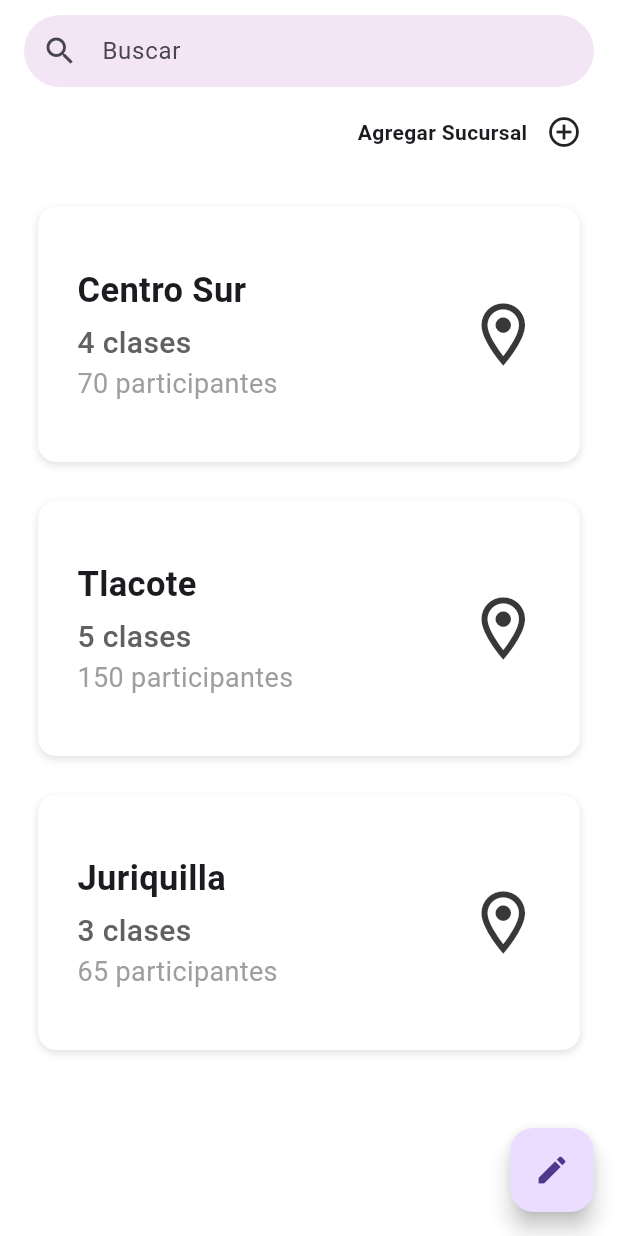
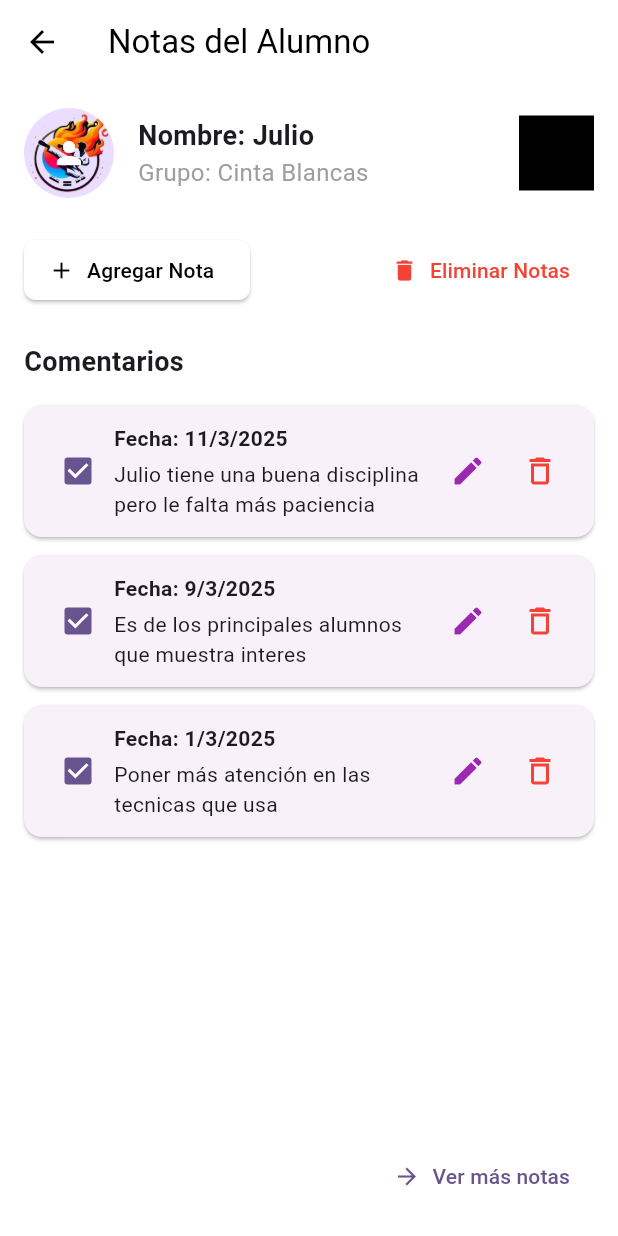
Before and after one commit to ChrisOsicka/TAE_APP, a Flutter app: the BranchesScreen screen opened directly, after a tap on the "edit" icon, on a phone screen of 412 x 824 dp. Run offline on Flutter 3.47's test engine with Material 3 defaults, Android fonts, the phone set to English and light mode, and no system bars; our stand-ins replace cloud_firestore, google_fonts, table_calendar; accounts and stored records are empty.

Commit message:
Se implemento la pantalla de notas

```diff
--- /dev/null
+++ b/devtools_options.yaml
@@ -0,0 +1,3 @@
+description: This file stores settings for Dart & Flutter DevTools.
+documentation: https://docs.flutter.dev/tools/devtools/extensions#configure-extension-enablement-states
+extensions:
--- /dev/null
+++ b/lib/modules/admin/pages/notes/alumn.dart
@@ -0,0 +1,23 @@
+// Modelos de datos
+class Alumno {
+  final String id;
+  final String nombre;
+  final String grupo;
+  final String? avatarUrl;
+
+  Alumno({
+    required this.id,
+    required this.nombre,
+    required this.grupo,
+    this.avatarUrl,
+  });
+
+  factory Alumno.fromFirestore(Map<String, dynamic> data, String id) {
+    return Alumno(
+      id: id,
+      nombre: data['nombre'] ?? '',
+      grupo: data['grupo'] ?? '',
+      avatarUrl: data['avatarUrl'],
+    );
+  }
+}
--- /dev/null
+++ b/lib/modules/admin/pages/notes/list_alumn.dart
@@ -0,0 +1,68 @@
+// main_screen.dart
+import 'package:cloud_firestore/cloud_firestore.dart';
+import 'package:flutter/material.dart';
+import 'notes_students.dart';
+import 'alumn.dart';
+
+class AlumnosPorGrupoScreen extends StatelessWidget {
+  const AlumnosPorGrupoScreen({super.key});
+
+  @override
+  Widget build(BuildContext context) {
+    return Scaffold(
+      appBar: AppBar(title: const Text("Alumnos por Grupo")),
+      body: StreamBuilder<QuerySnapshot>(
+        stream: FirebaseFirestore.instance.collection('alumnos').snapshots(),
+        builder: (context, snapshot) {
+          if (!snapshot.hasData) return const Center(child: CircularProgressIndicator());
+          if (snapshot.hasError) return Text("Error: ${snapshot.error}");
+
+          final alumnos = snapshot.data!.docs
+              .map((doc) => Alumno.fromFirestore(doc.data() as Map<String, dynamic>, doc.id))
+              .toList();
+
+          // Agrupar por grupo
+          final grupos = <String, List<Alumno>>{};
+          for (var alumno in alumnos) {
+            grupos.putIfAbsent(alumno.grupo, () => []).add(alumno);
+          }
+
+          return ListView.builder(
+            itemCount: grupos.length,
+            itemBuilder: (context, index) {
+              final grupo = grupos.keys.elementAt(index);
+              final listaAlumnos = grupos[grupo]!;
+              return ExpansionTile(
+                title: Text(grupo),
+                children: [
+                  ...listaAlumnos.map((alumno) => ListTile(
+                    leading: CircleAvatar(
+                      backgroundImage: alumno.avatarUrl != null
+                          ? NetworkImage(alumno.avatarUrl!)
+                          : null,
+                      child: alumno.avatarUrl == null ? const Icon(Icons.person) : null,
+                    ),
+                    title: Text(alumno.nombre),
+                    onTap: () {
+                      /*
+                      Navigator.push(
+
+                        context,
+
+                        MaterialPageRoute(
+                          builder: (_) => NotasAlumnoScreen(alumno: alumno),
+                        ),
+
+                      );
+                      */
+                    },
+                  )).toList(),
+                ],
+              );
+            },
+          );
+        },
+      ),
+    );
+  }
+}
--- /dev/null
+++ b/lib/modules/admin/pages/notes/note.dart
@@ -0,0 +1,35 @@
+// Modelos de datos
+class Nota {
+  final String id;
+  final String alumnoId;
+  //final DateTime fecha;
+  final String texto;
+  final bool activa;
+
+  Nota({
+    required this.id,
+    required this.alumnoId,
+    //required this.fecha,
+    required this.texto,
+    this.activa = true,
+  });
+
+  factory Nota.fromFirestore(Map<String, dynamic> data, String id) {
+    return Nota(
+      id: id,
+      alumnoId: data['alumnoId'],
+      //fecha: (data['fecha'] as Timestamp).toDate(),
+      texto: data['texto'],
+      activa: data['activa'] ?? true,
+    );
+  }
+
+  Map<String, dynamic> toFirestore() {
+    return {
+      'alumnoId': alumnoId,
+      //'fecha': Timestamp.fromDate(fecha),
+      'texto': texto,
+      'activa': activa,
+    };
+  }
+}
--- /dev/null
+++ b/lib/modules/admin/pages/notes/notes_students.dart
@@ -0,0 +1,366 @@
+import 'package:flutter/material.dart';
+
+// void main() => runApp(const MyApp());
+
+class MyApp extends StatelessWidget {
+  const MyApp({super.key});
+
+  @override
+  Widget build(BuildContext context) {
+
+    return MaterialApp(
+      title: 'Notas Alumno',
+
+        theme: ThemeData(
+      primarySwatch: Colors.blue,
+      // Aquí defines el color de fondo del AppBar para TODA la app
+      appBarTheme: const AppBarTheme(
+        backgroundColor: Color.fromARGB(255, 39, 39, 39), //  Color de fondo
+        foregroundColor: Colors.black, // Color del texto e íconos
+      ),
+    ),
+
+
+      home: const NotasAlumnoScreen(),
+    );
+
+
+
+  }
+}
+
+class NotasAlumnoScreen extends StatefulWidget {
+  const NotasAlumnoScreen({super.key});
+
+  @override
+  State<NotasAlumnoScreen> createState() => _NotasAlumnoScreenState();
+}
+
+class _NotasAlumnoScreenState extends State<NotasAlumnoScreen> {
+  // Datos simulados del alumno
+  final String nombre = "Julio";
+  final String grupo = "Cinta Blancas";
+
+  // Lista de notas (simuladas)
+  List<Nota> notas = [
+    Nota(
+      id: 1,
+      fecha: DateTime(2025, 3, 11),
+      texto: "Julio tiene una buena disciplina pero le falta más paciencia",
+      checked: true,
+    ),
+    Nota(
+      id: 2,
+      fecha: DateTime(2025, 3, 9),
+      texto: "Es de los principales alumnos que muestra interes",
+      checked: true,
+    ),
+    Nota(
+      id: 3,
+      fecha: DateTime(2025, 3, 1),
+      texto: "Poner más atención en las tecnicas que usa",
+      checked: true,
+    ),
+  ];
+
+  @override
+  Widget build(BuildContext context) {
+    return Scaffold(
+      backgroundColor: Colors.white,
+      appBar: AppBar(
+        title: const Text('Notas del Alumno'),
+        backgroundColor: Colors.white,
+        foregroundColor: Colors.black,
+        elevation: 0,
+      ),
+      body: Padding(
+        padding: const EdgeInsets.all(16.0),
+        child: Column(
+          crossAxisAlignment: CrossAxisAlignment.start,
+          children: [
+            // Encabezado: Avatar, Nombre, Grupo
+            Row(
+              children: [
+                CircleAvatar(
+                  radius: 30,
+                  backgroundImage: AssetImage('assets/image/Logo.png'), // Reemplaza con tu imagen o usa NetworkImage
+                  child: Icon(Icons.person, color: Colors.white),
+                ),
+                const SizedBox(width: 16),
+                Expanded(
+                  child: Column(
+                    crossAxisAlignment: CrossAxisAlignment.start,
+                    children: [
+                      Text(
+                        'Nombre: $nombre',
+                        style: const TextStyle(fontSize: 18, fontWeight: FontWeight.bold),
+                      ),
+                      Text(
+                        'Grupo: $grupo',
+                        style: const TextStyle(fontSize: 16, color: Colors.grey),
+                      ),
+                    ],
+                  ),
+                ),
+                Container(
+                  width: 50,
+                  height: 50,
+                  color: Colors.black,
+                ),
+              ],
+            ),
+            const SizedBox(height: 24),
+
+            // Botones: Agregar Nota y Eliminar Notas
+            Row(
+              mainAxisAlignment: MainAxisAlignment.spaceBetween,
+              children: [
+                ElevatedButton.icon(
+                  onPressed: () {
+                    // Lógica para agregar nota
+                    _agregarNota();
+                  },
+                  icon: const Icon(Icons.add),
+                  label: const Text("Agregar Nota"),
+                  style: ElevatedButton.styleFrom(
+                    backgroundColor: Colors.white,
+                    foregroundColor: Colors.black,
+                    shape: RoundedRectangleBorder(
+                      borderRadius: BorderRadius.circular(8),
+                    ),
+                  ),
+                ),
+                TextButton.icon(
+                  onPressed: () {
+                    // Lógica para eliminar todas las notas seleccionadas
+                    _eliminarNotasSeleccionadas();
+                  },
+                  icon: const Icon(Icons.delete, color: Colors.red),
+                  label: const Text("Eliminar Notas", style: TextStyle(color: Colors.red)),
+                ),
+              ],
+            ),
+            const SizedBox(height: 24),
+
+            // Título: Comentarios
+            const Text(
+              "Comentarios",
+              style: TextStyle(fontSize: 18, fontWeight: FontWeight.bold),
+            ),
+            const SizedBox(height: 16),
+
+            // Lista de notas
+            Expanded(
+              child: ListView.builder(
+                itemCount: notas.length,
+                itemBuilder: (context, index) {
+                  final nota = notas[index];
+                  return Card(
+                    margin: const EdgeInsets.only(bottom: 12),
+                    shape: RoundedRectangleBorder(
+                      borderRadius: BorderRadius.circular(12),
+                    ),
+                    child: Padding(
+                      padding: const EdgeInsets.all(12.0),
+                      child: Row(
+                        children: [
+                          Checkbox(
+                            value: nota.checked,
+                            onChanged: (value) {
+                              setState(() {
+                                nota.checked = value!;
+                              });
+                            },
+                          ),
+                          Expanded(
+                            child: Column(
+                              crossAxisAlignment: CrossAxisAlignment.start,
+                              children: [
+                                Text(
+                                  "Fecha: ${_formatDate(nota.fecha)}",
+                                  style: const TextStyle(fontWeight: FontWeight.bold),
+                                ),
+                                const SizedBox(height: 4),
+                                Text(nota.texto),
+                              ],
+                            ),
+                          ),
+                          Row(
+                            children: [
+                              IconButton(
+                                onPressed: () {
+                                  _editarNota(nota);
+                                },
+                                icon: const Icon(Icons.edit, color: Colors.purple),
+                              ),
+                              IconButton(
+                                onPressed: () {
+                                  _eliminarNotaSeleccionadas(index);
+                                },
+                                icon: const Icon(Icons.delete_outline, color: Colors.red),
+                              ),
+                            ],
+                          ),
+                        ],
+                      ),
+                    ),
+                  );
+                },
+              ),
+            ),
+
+            // Botón Ver más notas
+            Align(
+              alignment: Alignment.centerRight,
+              child: TextButton.icon(
+                onPressed: () {
+                  // Navegar a otra pantalla o mostrar más notas
+                  ScaffoldMessenger.of(context).showSnackBar(
+                    const SnackBar(content: Text("Mostrando más notas...")),
+                  );
+                },
+                icon: const Icon(Icons.arrow_forward),
+                label: const Text("Ver más notas"),
+              ),
+            ),
+          ],
+        ),
+      ),
+    );
+  }
+
+  String _formatDate(DateTime date) {
+    return "${date.day}/${date.month}/${date.year}";
+  }
+
+  void _agregarNota() {
+    // Simulamos agregar una nueva nota
+    setState(() {
+      notas.add(
+        Nota(
+          id: notas.length + 1,
+          fecha: DateTime.now(),
+          texto: "Nueva nota agregada...",
+          checked: false,
+        ),
+      );
+    });
+  }
+
+ void _eliminarNotasSeleccionadas() {
+  // Primero, verifica si hay notas seleccionadas
+  if (notas.any((nota) => nota.checked)) {
+    showDialog(
+      context: context,
+      builder: (context) {
+        return AlertDialog(
+          backgroundColor: const Color.fromARGB(255, 250, 250, 250),
+          title: const Text("¿Eliminar notas?"),
+          content: const Text("¿Estás seguro de que deseas eliminar las notas seleccionadas?"),
+          actions: [
+            TextButton(
+              onPressed: () => Navigator.of(context).pop(), // Cancelar
+              child: const Text("Cancelar"),
+            ),
+            ElevatedButton(
+              onPressed: () {
+                //  Solo aquí eliminamos las notas
+                setState(() {
+                  notas.removeWhere((nota) => nota.checked);
+                });
+                Navigator.of(context).pop(); // Cerrar el diálogo
+              },
+              style: ElevatedButton.styleFrom(backgroundColor: Colors.red),
+              child: const Text("Eliminar", style: TextStyle(color: Colors.white)),
+            ),
+          ],
+        );
+      },
+    );
+  } else {
+    // Opcional: mostrar mensaje si no hay notas seleccionadas
+    ScaffoldMessenger.of(context).showSnackBar(
+      const SnackBar(content: Text("No hay notas seleccionadas para eliminar")),
+    );
+  }
+}
+
+void _eliminarNotaSeleccionadas(int index) {
+  // Primero, verifica si hay notas seleccionadas
+    showDialog(
+      context: context,
+      builder: (context) {
+        return AlertDialog(
+          backgroundColor: const Color.fromARGB(255, 250, 250, 250),
+          title: const Text("¿Eliminar nota?"),
+          content: const Text("¿Estás seguro de que deseas eliminar está nota?"),
+          actions: [
+            TextButton(
+              onPressed: () => Navigator.of(context).pop(), // Cancelar
+              child: const Text("Cancelar"),
+            ),
+            ElevatedButton(
+              onPressed: () {
+                //  Solo aquí eliminamos las notas
+                setState(() {
+                    notas.removeAt(index);
+                });
+                Navigator.of(context).pop(); // Cerrar el diálogo
+              },
+              style: ElevatedButton.styleFrom(backgroundColor: Colors.red),
+              child: const Text("Eliminar", style: TextStyle(color: Colors.white)),
+            ),
+          ],
+        );
+      },
+    );
+
+}
+
+  void _editarNota(Nota nota) {
+    // Mostrar diálogo para editar la nota
+    showDialog(
+      context: context,
+      builder: (context) {
+        final controller = TextEditingController(text: nota.texto);
+        return AlertDialog(
+          title: const Text("Editar Nota"),
+          content: TextField(
+            controller: controller,
+            maxLines: 4,
+            decoration: const InputDecoration(hintText: "Escribe tu comentario"),
+          ),
+          actions: [
+            TextButton(
+              onPressed: () => Navigator.pop(context),
+              child: const Text("Cancelar"),
+            ),
+            ElevatedButton(
+              onPressed: () {
+                setState(() {
+                  nota.texto = controller.text;
+                });
+                Navigator.pop(context);
+              },
+              child: const Text("Guardar"),
+            ),
+          ],
+        );
+      },
+    );
+  }
+}
+
+class Nota {
+  int id;
+  DateTime fecha;
+  String texto;
+  bool checked;
+
+  Nota({
+    required this.id,
+    required this.fecha,
+    required this.texto,
+    required this.checked,
+  });
+}
--- a/lib/modules/admin/widgets/notes_button.dart
+++ b/lib/modules/admin/widgets/notes_button.dart
@@ -1,4 +1,5 @@
 import 'package:flutter/material.dart';
+import 'package:tae_app/modules/admin/pages/notes/notes_students.dart';
 
   // Botón flotante
       /*
@@ -15,8 +16,17 @@ class NotesButton extends StatelessWidget {
   Widget build(BuildContext context) {
     return FloatingActionButton(
       // Aun no tiene funcionalidad por que el OnPressed esta vacio
-      onPressed: () {},
+      onPressed: () {
+         Navigator.push(
+          context,
+          MaterialPageRoute(
+          builder: (context) => NotasAlumnoScreen(),
+          ),
+        );
+      },
       child: Icon(Icons.edit),
+
+
     );
   }
 }
--- a/pubspec.yaml
+++ b/pubspec.yaml
@@ -30,6 +30,9 @@ environment:
 dependencies:
   flutter:
     sdk: flutter
+  firebase_core: ^2.27.0
+  cloud_firestore: ^4.15.0
+  provider: ^6.1.2  # para gestión de estado (opcional pero recomendado)
 
 
   intl: ^0.18.0  # Usa la última versión disponible
```
Also changed, not shown: lib/modules/authentication/pages/licenses.dart (+41 -17 lines), lib/modules/authentication/pages/register_admin.dart (+3 -4 lines), lib/pruebas/Licenses.dart (renamed from lib/pruebas/main.dart), pubspec.lock, 3 other files.
